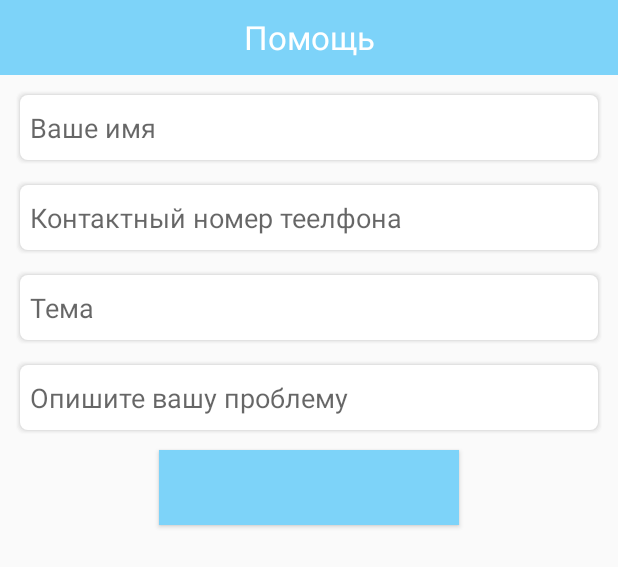
After one commit to prohladenn/TShop, an Android app: the layout activity_help.xml on its own in the app's theme, with its tools: preview values and no code run, on a phone screen of 412 x 824 dp. The commit adds this screen. Shown: the top 567 px of the screen. Run offline under Robolectric (Android 15) with nearby library versions, the phone set to English and light mode, and no system bars.

Commit message:
Demo Help Activity

```diff
--- a/app/build.gradle
+++ b/app/build.gradle
@@ -22,6 +22,9 @@ dependencies {
     implementation fileTree(dir: 'libs', include: ['*.jar'])
     implementation 'com.android.support:appcompat-v7:28.0.0'
     implementation 'com.android.support.constraint:constraint-layout:1.1.3'
+
+    implementation 'com.android.support:support-v4:28.0.0'
+    implementation 'com.android.support:design:28.0.0'
     testImplementation 'junit:junit:4.12'
     androidTestImplementation 'com.android.support.test:runner:1.0.2'
     androidTestImplementation 'com.android.support.test.espresso:espresso-core:3.0.2'
--- a/app/src/main/AndroidManifest.xml
+++ b/app/src/main/AndroidManifest.xml
@@ -1,5 +1,6 @@
 <?xml version="1.0" encoding="utf-8"?>
 <manifest xmlns:android="http://schemas.android.com/apk/res/android"
+    xmlns:tools="http://schemas.android.com/tools"
     package="com.example.tshop.t_shop">
 
     <application
@@ -8,8 +9,17 @@
         android:label="@string/app_name"
         android:roundIcon="@mipmap/ic_launcher_round"
         android:supportsRtl="true"
-        android:theme="@style/AppTheme">
-        <activity android:name=".MainActivity"></activity>
+        android:theme="@style/AppTheme.NoActionBar"
+        tools:ignore="GoogleAppIndexingWarning">
+        <activity
+            android:name=".HelpActivity"
+            android:label="Name">
+            <intent-filter>
+                <action android:name="android.intent.action.MAIN" />
+                <category android:name="android.intent.category.LAUNCHER" />
+            </intent-filter>
+        </activity>
+        <activity android:name=".MainActivity" />
     </application>
 
 </manifest>
--- /dev/null
+++ b/app/src/main/java/com/example/tshop/t_shop/HelpActivity.java
@@ -0,0 +1,13 @@
+package com.example.tshop.t_shop;
+
+import android.support.v7.app.AppCompatActivity;
+import android.os.Bundle;
+
+public class HelpActivity extends AppCompatActivity {
+
+    @Override
+    protected void onCreate(Bundle savedInstanceState) {
+        super.onCreate(savedInstanceState);
+        setContentView(R.layout.activity_help);
+    }
+}
--- /dev/null
+++ b/app/src/main/res/drawable/shadow.xml
@@ -0,0 +1,80 @@
+<?xml version="1.0" encoding="utf-8"?>
+<layer-list xmlns:android="http://schemas.android.com/apk/res/android">
+
+    <!-- Drop Shadow Stack -->
+    <item>
+        <shape>
+            <padding
+                android:bottom="1dp"
+                android:left="1dp"
+                android:right="1dp"
+                android:top="1dp" />
+
+            <solid android:color="#00CCCCCC" />
+
+            <corners android:radius="5dp" />
+        </shape>
+    </item>
+    <item>
+        <shape>
+            <padding
+                android:bottom="1dp"
+                android:left="1dp"
+                android:right="1dp"
+                android:top="1dp" />
+
+            <solid android:color="#10CCCCCC" />
+
+            <corners android:radius="5dp" />
+        </shape>
+    </item>
+    <item>
+        <shape>
+            <padding
+                android:bottom="1dp"
+                android:left="1dp"
+                android:right="1dp"
+                android:top="1dp" />
+
+            <solid android:color="#20CCCCCC" />
+
+            <corners android:radius="5dp" />
+        </shape>
+    </item>
+    <item>
+        <shape>
+            <padding
+                android:bottom="1dp"
+                android:left="1dp"
+                android:right="1dp"
+                android:top="1dp" />
+
+            <solid android:color="#30CCCCCC" />
+
+            <corners android:radius="5dp" />
+        </shape>
+    </item>
+    <item>
+        <shape>
+            <padding
+                android:bottom="1dp"
+                android:left="1dp"
+                android:right="1dp"
+                android:top="1dp" />
+
+            <solid android:color="#50CCCCCC" />
+
+            <corners android:radius="5dp" />
+        </shape>
+    </item>
+
+    <!-- Background -->
+    <item>
+        <shape>
+            <solid android:color="@android:color/white" />
+
+            <corners android:radius="5dp" />
+        </shape>
+    </item>
+
+</layer-list>
--- /dev/null
+++ b/app/src/main/res/layout/activity_help.xml
@@ -0,0 +1,82 @@
+<?xml version="1.0" encoding="utf-8"?>
+<LinearLayout xmlns:android="http://schemas.android.com/apk/res/android"
+    android:layout_width="match_parent"
+    android:layout_height="match_parent"
+    android:orientation="vertical">
+
+    <FrameLayout
+        android:layout_width="match_parent"
+        android:layout_height="50dp"
+        android:background="@color/colorPrimary">
+
+        <TextView
+            android:layout_width="match_parent"
+            android:layout_height="wrap_content"
+            android:layout_marginTop="10dp"
+            android:gravity="center"
+            android:text="@string/help_title"
+            android:textColor="#FFF"
+            android:textSize="22sp" />
+
+    </FrameLayout>
+
+    <EditText
+        android:id="@+id/text1"
+        android:layout_width="match_parent"
+        android:layout_height="50dp"
+        android:layout_margin="10dp"
+        android:background="@drawable/shadow"
+        android:hint="@string/help_name"
+        android:inputType="text"
+        android:padding="10dp" />
+
+    <EditText
+        android:id="@+id/text2"
+        android:layout_width="match_parent"
+        android:layout_height="50dp"
+        android:layout_marginLeft="10dp"
+        android:layout_marginRight="10dp"
+        android:layout_marginBottom="10dp"
+        android:background="@drawable/shadow"
+        android:hint="@string/help_number"
+        android:inputType="text"
+        android:padding="10dp" />
+
+    <EditText
+        android:id="@+id/text3"
+        android:layout_width="match_parent"
+        android:layout_height="50dp"
+        android:layout_marginLeft="10dp"
+        android:layout_marginRight="10dp"
+        android:layout_marginBottom="10dp"
+        android:background="@drawable/shadow"
+        android:hint="@string/help_theme"
+        android:inputType="text"
+        android:padding="10dp" />
+
+    <FrameLayout
+        android:layout_width="match_parent"
+        android:layout_height="wrap_content">
+
+        <EditText
+            android:id="@+id/text4"
+            android:layout_width="match_parent"
+            android:layout_height="50dp"
+            android:layout_marginLeft="10dp"
+            android:layout_marginRight="10dp"
+            android:layout_marginBottom="10dp"
+            android:background="@drawable/shadow"
+            android:hint="@string/help_description"
+            android:inputType="text"
+            android:padding="10dp" />
+
+    </FrameLayout>
+
+    <Button
+        android:layout_width="200dp"
+        android:layout_height="50dp"
+        android:layout_gravity="center"
+        android:background="@color/colorPrimary"/>
+
+
+</LinearLayout>
--- a/app/src/main/res/layout/activity_main.xml
+++ b/app/src/main/res/layout/activity_main.xml
@@ -1,9 +1,13 @@
 <?xml version="1.0" encoding="utf-8"?>
-<android.support.constraint.ConstraintLayout xmlns:android="http://schemas.android.com/apk/res/android"
-    xmlns:app="http://schemas.android.com/apk/res-auto"
-    xmlns:tools="http://schemas.android.com/tools"
+<LinearLayout xmlns:android="http://schemas.android.com/apk/res/android"
     android:layout_width="match_parent"
     android:layout_height="match_parent"
-    tools:context=".MainActivity">
+    android:orientation="horizontal">
 
-</android.support.constraint.ConstraintLayout>
+    <TextView
+        android:layout_width="match_parent"
+        android:layout_height="match_parent"
+        android:gravity="center"
+        android:text="Main Activity" />
+
+</LinearLayout>
--- a/app/src/main/res/values/colors.xml
+++ b/app/src/main/res/values/colors.xml
@@ -1,6 +1,6 @@
 <?xml version="1.0" encoding="utf-8"?>
 <resources>
-    <color name="colorPrimary">#3F51B5</color>
-    <color name="colorPrimaryDark">#303F9F</color>
-    <color name="colorAccent">#FF4081</color>
+    <color name="colorPrimary">#7dd3f9</color>
+    <color name="colorPrimaryDark">#7dd3f9</color>
+    <color name="colorAccent">#FFF</color>
 </resources>
--- a/app/src/main/res/values/strings.xml
+++ b/app/src/main/res/values/strings.xml
@@ -1,3 +1,8 @@
 <resources>
     <string name="app_name">T-Shop</string>
+    <string name="help_title">Помощь</string>
+    <string name="help_name">Ваше имя</string>
+    <string name="help_number">Контактный номер теелфона</string>
+    <string name="help_theme">Тема</string>
+    <string name="help_description">Опишите вашу проблему</string>
 </resources>
--- a/app/src/main/res/values/styles.xml
+++ b/app/src/main/res/values/styles.xml
@@ -8,4 +8,9 @@
         <item name="colorAccent">@color/colorAccent</item>
     </style>
 
+    <style name="AppTheme.NoActionBar">
+        <item name="windowActionBar">false</item>
+        <item name="windowNoTitle">true</item>
+    </style>
+
 </resources>
```
